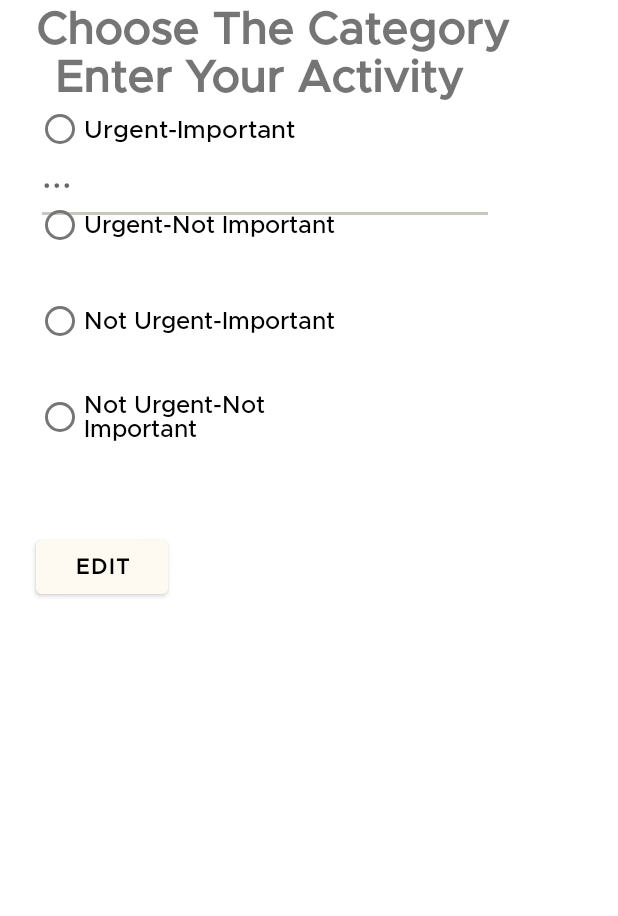
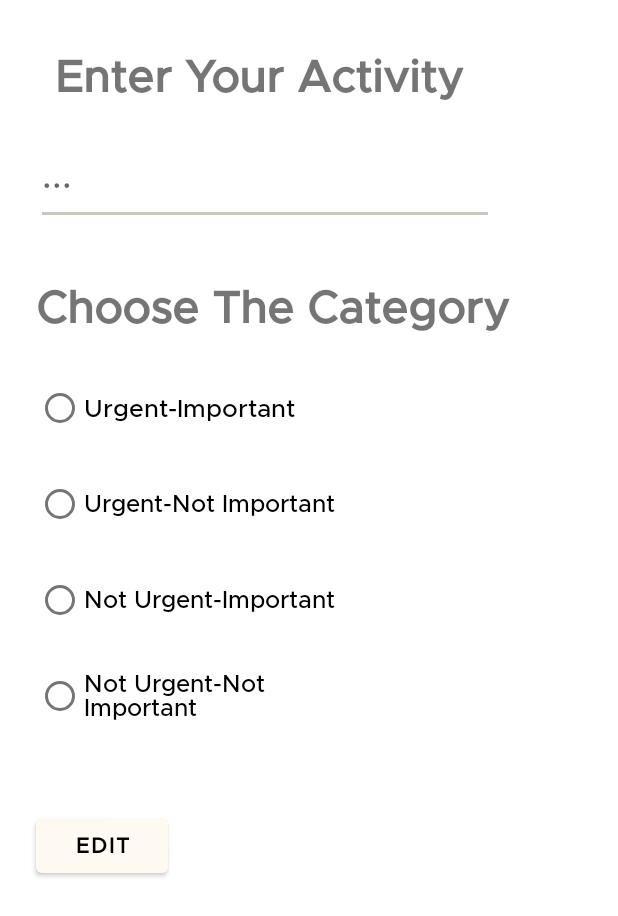
Before and after one commit to Rara212/ASR, an Android app: the UpdateActivity screen opened directly, with no data from a screen before it, after a tap on "EDIT", on a phone screen of 412 x 824 dp. Shown: the top 916 px of the screen. Run offline under Robolectric (Android 15) with nearby library versions, the phone set to English and light mode, and no system bars; 4 statements that could not run were skipped.

Commit message:
updated update functionality

```diff
--- a/app/src/main/java/com/example/asr/data/ActivityData.kt
+++ b/app/src/main/java/com/example/asr/data/ActivityData.kt
@@ -1,9 +1,9 @@
 package com.example.asr.data
 
 data class ActivityData(
-    val userid: String,
+    val userid: String? = null,
     val activity: String,
     val category: String,
-    val activityid: String,
+    val activityid: String? = null,
     val done_at: String? = null,
 )
--- a/app/src/main/java/com/example/asr/homepage/settings/UpdateActivity.kt
+++ b/app/src/main/java/com/example/asr/homepage/settings/UpdateActivity.kt
@@ -51,7 +51,7 @@ class UpdateActivity : AppCompatActivity() {
             CoroutineScope(Dispatchers.Main).launch {
                 val checkedActivityRadioButtonId = rgType.checkedRadioButtonId
                 val type= findViewById<RadioButton>(checkedActivityRadioButtonId)
-                val data = ActivityData(userid = "$userid", activity = etActivityUpdate.text.toString(), category = type.text.toString(), activityid = activityidQuery)
+                val data = ActivityData(activity = etActivityUpdate.text.toString(), category = type.text.toString())
                 val response = activityApi.update(token = token, apiKey = apiKey, idQuery = activityidQuery, activityData = data)
 
                 Toast.makeText(
--- a/app/src/main/res/layout/activity_update.xml
+++ b/app/src/main/res/layout/activity_update.xml
@@ -113,7 +113,7 @@
         android:textSize="30sp"
         android:textStyle="bold"
         app:layout_constraintStart_toStartOf="parent"
-        app:layout_constraintTop_toBottomOf="@+id/etActivity" />
+        app:layout_constraintTop_toBottomOf="@+id/etActivityUpdate" />
 
     <Button
         android:id="@+id/btnAddupdate"
--- a/app/src/main/res/values/themes.xml
+++ b/app/src/main/res/values/themes.xml
@@ -10,7 +10,7 @@
         <item name="colorSecondaryVariant">@color/harmonious_gold</item>
         <item name="colorOnSecondary">@color/black</item>
         <!-- Status bar color. -->
-        <item name="android:statusBarColor">?attr/colorPrimaryVariant</item>
+        <item name="android:statusBarColor">?attr/colorSecondary</item>
         <!-- Customize your theme here. -->
         <item name="android:fontFamily">@font/metropolis_medium</item>
     </style>
```
Also changed, not shown: app/src/main/java/com/example/asr/homepage/MainActivity.kt (+23 -1 lines).
